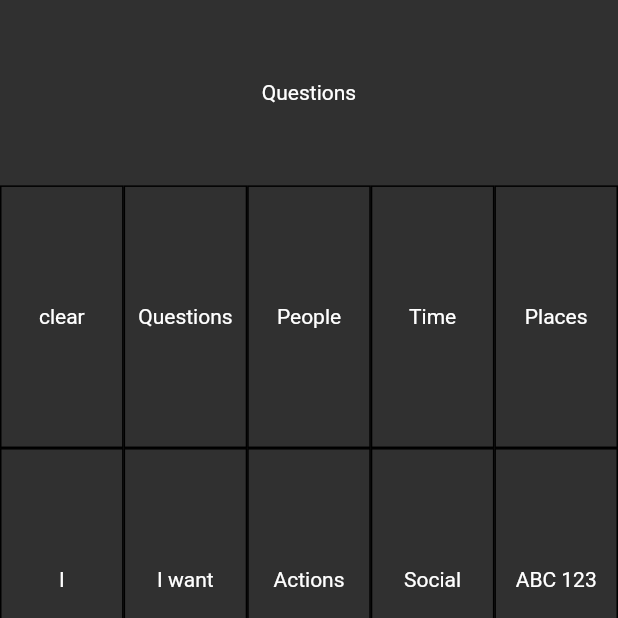
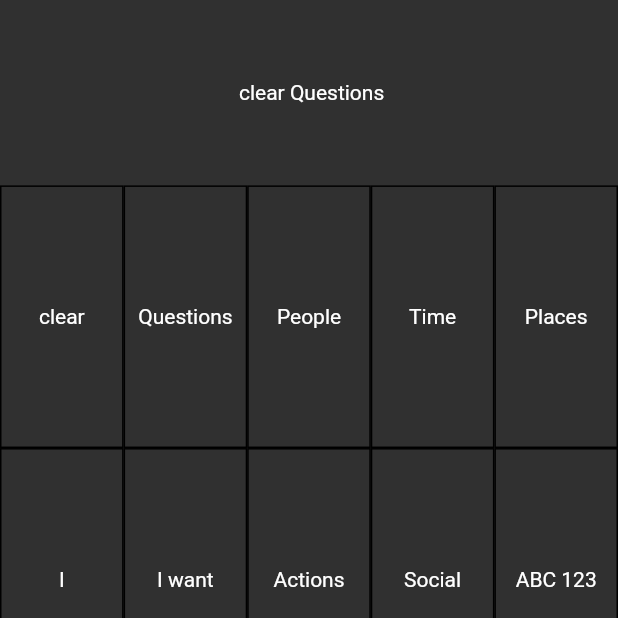
Before and after one commit to leoswords/app, a Flutter app: the screen it shows after launch, after a tap on "clear", after a tap on "Questions", on a phone screen of 412 x 824 dp, the top half of it. Run offline on Flutter 3.47's test engine with Material 2 defaults, Android fonts, the light colour scheme and no system bars; our stand-ins replace flutter_tts.

Commit message:
add messages

```diff
--- a/lib/app.dart
+++ b/lib/app.dart
@@ -14,11 +14,11 @@ typedef OnTouch = void Function(Button button);
 
 class _App extends State<App> {
   final FlutterTts flutterTts = FlutterTts();
-  String? _message;
+  String _message = '';
 
   void _onTouch(Button button) {
     setState(() {
-      _message = button.message;
+      _message += ' ' + button.message;
     });
   }
 
@@ -27,10 +27,9 @@ class _App extends State<App> {
     var bar = Row(children: [
       Expanded(
           child: GestureDetector(
-              child: Center(
-                  child: _message != null ? Text(_message!) : Container()),
+              child: Center(child: Text(_message)),
               onTap: () => {
-                    if (_message != null) {flutterTts.speak(_message!)}
+                    if (_message.isNotEmpty) {flutterTts.speak(_message)}
                   }))
     ]);
     var pageWidget = p.PageWidget(_onTouch, getPage());
@@ -44,7 +43,7 @@ class _App extends State<App> {
   }
 
   p.Page getPage() {
-    return p.Page("Page1", [
+    return const p.Page("Page1", [
       [
         Button(label: "clear"),
         Button(label: "Questions"),
--- a/lib/button.dart
+++ b/lib/button.dart
@@ -1,11 +1,12 @@
 import 'package:flutter/material.dart';
 import 'package:flutter/widgets.dart';
 
+@immutable
 class Button {
-  String label;
-  String message;
+  final String label;
+  final String message;
 
-  Button({required this.label, message}) : message = message ?? label;
+  const Button({required this.label, message}) : message = message ?? label;
 }
 
 class ButtonWidget extends StatelessWidget {
```
